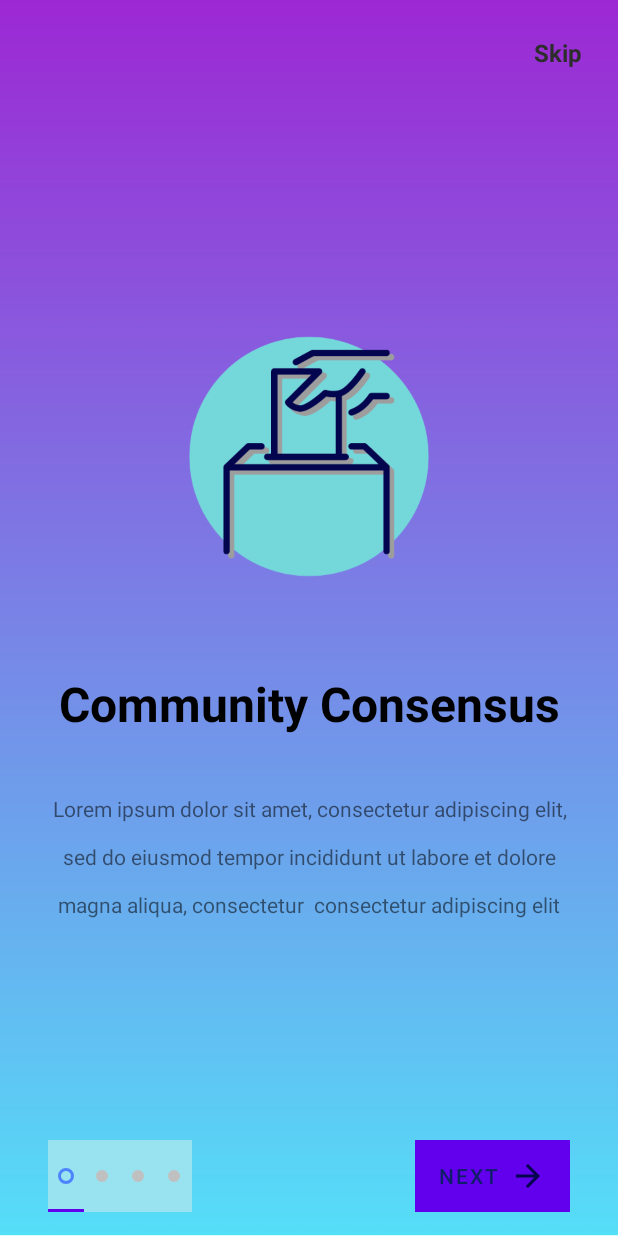
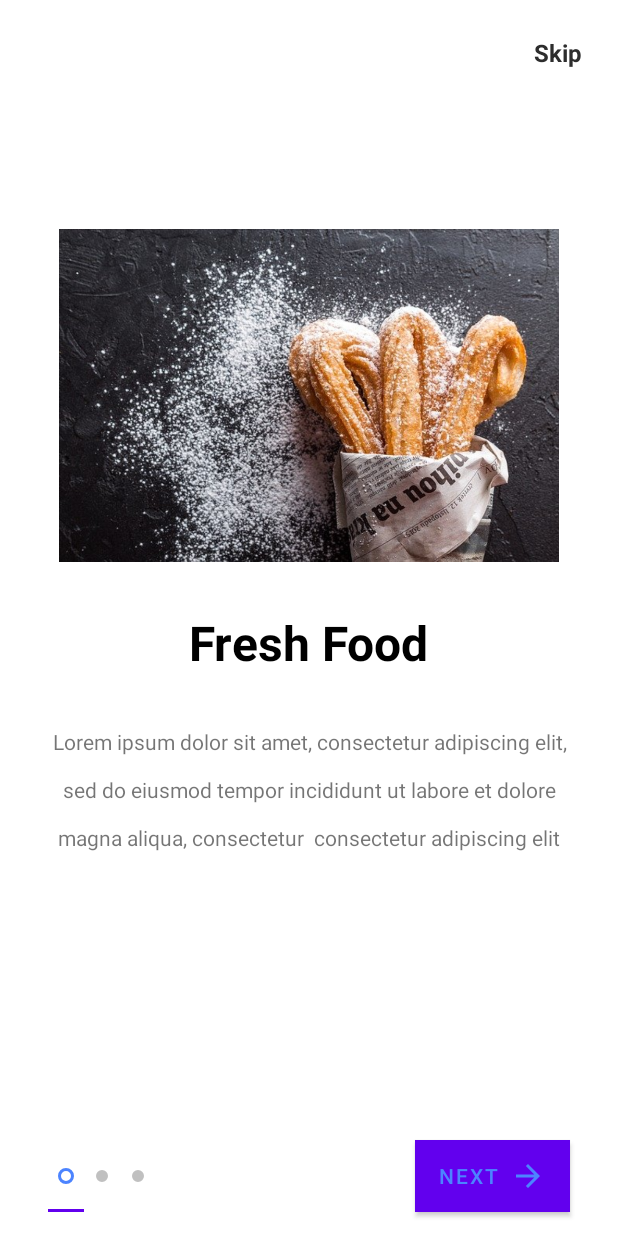
Before and after one commit to cob-byte/Recom, an Android app: the screen it shows after launch (activityIntro), on a phone screen of 412 x 824 dp. Run offline under Robolectric (Android 15) with nearby library versions, the phone set to English and light mode, and no system bars.

Commit message:
Revert "update"
This reverts commit f380c134c347e73405c249efa5cf42013258424b.

```diff
--- a/app/src/main/java/com/example/recom/activityIntro.java
+++ b/app/src/main/java/com/example/recom/activityIntro.java
@@ -68,10 +68,9 @@ public class activityIntro extends AppCompatActivity {
         // fill list screen
 
         final List<itemIntro> iList = new ArrayList<>();
-        iList.add(new itemIntro("Community Consensus","Lorem ipsum dolor sit amet, consectetur adipiscing elit, sed do eiusmod tempor incididunt ut labore et dolore magna aliqua, consectetur  consectetur adipiscing elit", R.drawable.cc));
-        iList.add(new itemIntro("Pasuyo","Lorem ipsum dolor sit amet, consectetur adipiscing elit, sed do eiusmod tempor incididunt ut labore et dolore magna aliqua, consectetur  consectetur adipiscing elit",R.drawable.pasuyo));
-        iList.add(new itemIntro("Safe Me!","Lorem ipsum dolor sit amet, consectetur adipiscing elit, sed do eiusmod tempor incididunt ut labore et dolore magna aliqua, consectetur  consectetur adipiscing elit",R.drawable.safeme));
-        iList.add(new itemIntro("Pa-Sched","Lorem ipsum dolor sit amet, consectetur adipiscing elit, sed do eiusmod tempor incididunt ut labore et dolore magna aliqua, consectetur  consectetur adipiscing elit",R.drawable.pasched));
+        iList.add(new itemIntro("Fresh Food","Lorem ipsum dolor sit amet, consectetur adipiscing elit, sed do eiusmod tempor incididunt ut labore et dolore magna aliqua, consectetur  consectetur adipiscing elit",R.drawable.a));
+        iList.add(new itemIntro("Fast Delivery","Lorem ipsum dolor sit amet, consectetur adipiscing elit, sed do eiusmod tempor incididunt ut labore et dolore magna aliqua, consectetur  consectetur adipiscing elit",R.drawable.b));
+        iList.add(new itemIntro("Easy Payment","Lorem ipsum dolor sit amet, consectetur adipiscing elit, sed do eiusmod tempor incididunt ut labore et dolore magna aliqua, consectetur  consectetur adipiscing elit",R.drawable.c));
 
         // setup viewpager
         screenPager = findViewById(R.id.screen_viewpager);
--- a/app/src/main/res/drawable/btn_gradient_style.xml
+++ b/app/src/main/res/drawable/btn_gradient_style.xml
@@ -4,8 +4,8 @@
     <corners android:radius="6dp"></corners>
 
 
-    <gradient android:startColor="#74d7da"
-        android:endColor="#74d7da" />
+    <gradient android:startColor="@color/gradient_start_color"
+        android:endColor="@color/gradient_end_color" />
 
 
 </shape>
--- a/app/src/main/res/layout/activity_intro.xml
+++ b/app/src/main/res/layout/activity_intro.xml
@@ -10,7 +10,8 @@
         android:id="@+id/screen_viewpager"
         android:layout_width="0dp"
         android:layout_height="0dp"
-        app:layout_constraintBottom_toBottomOf="parent"
+        android:layout_marginBottom="8dp"
+        app:layout_constraintBottom_toTopOf="@+id/tab_indicator"
         app:layout_constraintEnd_toEndOf="parent"
         app:layout_constraintStart_toStartOf="parent"
         app:layout_constraintTop_toTopOf="parent" />
@@ -20,12 +21,13 @@
         android:layout_width="wrap_content"
         android:layout_height="wrap_content"
         android:layout_marginEnd="32dp"
+        android:layout_marginRight="32dp"
         android:layout_marginBottom="16dp"
-        android:background="#74D7DA"
+        android:background="#fff"
         android:drawableRight="@drawable/ic_baseline_arrow_forward_24"
-        android:drawableTint="#03054E"
+        android:drawableTint="@color/gradient_start_color"
         android:text="Next"
-        android:textColor="#101E6A"
+        android:textColor="@color/gradient_start_color"
         app:layout_constraintBottom_toBottomOf="parent"
         app:layout_constraintEnd_toEndOf="parent" />
 
@@ -34,10 +36,10 @@
         android:layout_width="wrap_content"
         android:layout_height="wrap_content"
         android:layout_marginStart="32dp"
+        android:layout_marginLeft="32dp"
         android:layout_marginEnd="8dp"
+        android:layout_marginRight="8dp"
         android:layout_marginBottom="16dp"
-        android:background="#91E0ED"
-        android:backgroundTint="#99E3F0"
         app:layout_constraintBottom_toBottomOf="parent"
         app:layout_constraintEnd_toStartOf="@+id/btn_next"
         app:layout_constraintHorizontal_bias="0.0"
--- a/app/src/main/res/layout/intro_layout.xml
+++ b/app/src/main/res/layout/intro_layout.xml
@@ -4,7 +4,7 @@
     xmlns:tools="http://schemas.android.com/tools"
     android:layout_width="match_parent"
     android:layout_height="match_parent"
-    android:background="@drawable/bg">
+    android:background="#ffffff">
 
     <androidx.constraintlayout.widget.Guideline
         android:id="@+id/guideline"
```
Also changed, not shown: app/src/main/AndroidManifest.xml (+3 -8 lines), app/src/main/java/com/example/recom/MainActivity.java (+33 -0 lines), app/src/main/java/com/example/recom/dashboard.java (deleted, +0 -51 lines), app/src/main/res/layout/activity_dashboard.xml (deleted, +0 -30 lines), app/src/main/res/layout/activity_main.xml (+20 -1 lines), app/src/main/res/drawable-v24/bg.jpg (deleted), app/src/main/res/drawable-v24/cc.png (deleted), app/src/main/res/drawable-v24/logob.png (deleted), app/src/main/res/drawable-v24/pasched.png (deleted), app/src/main/res/drawable-v24/pasuyo.png (deleted), app/src/main/res/drawable-v24/safeme.png (deleted).
